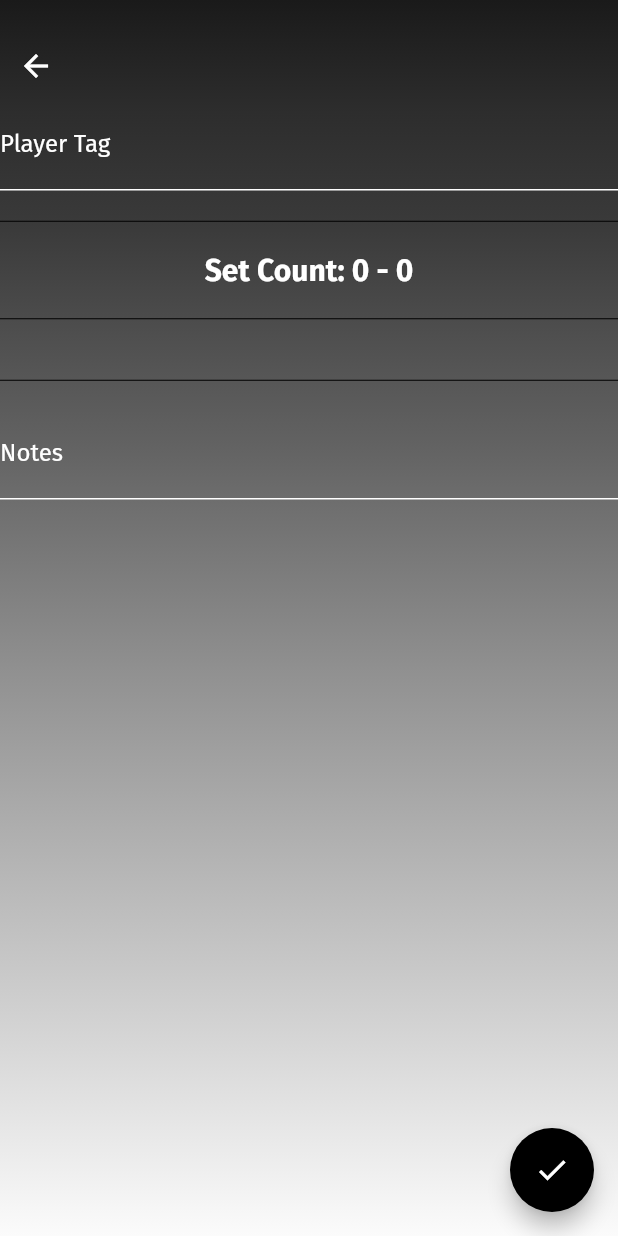
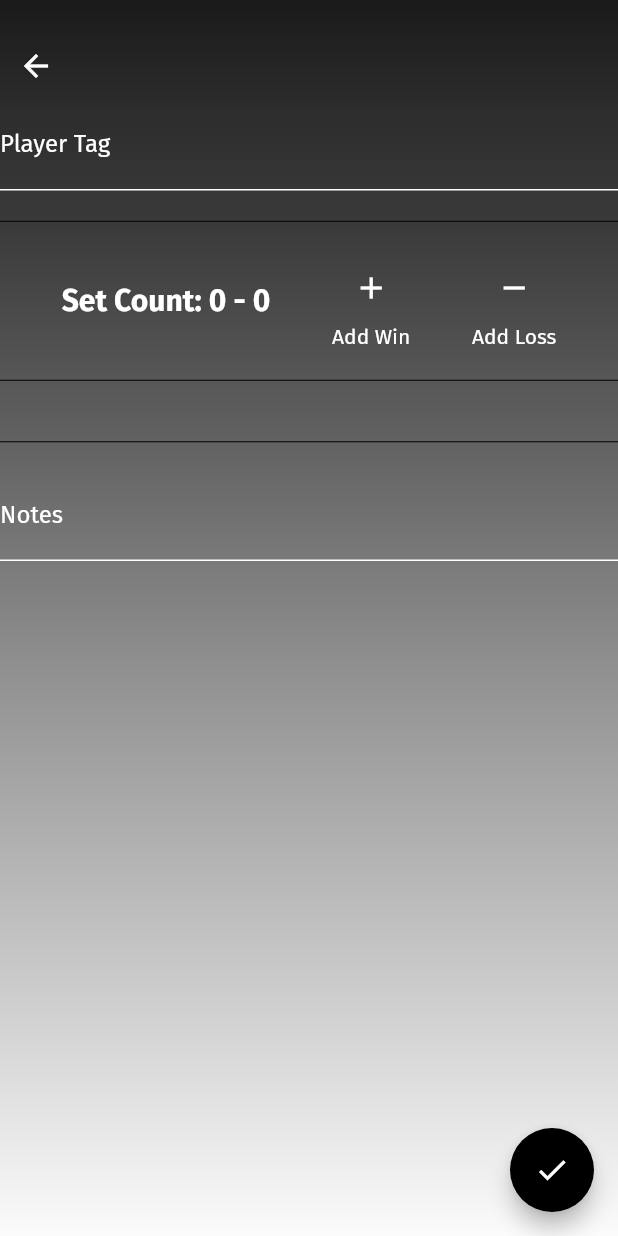
Before and after one commit to aking618/smash_app_v2, a Flutter app: the PlayerPage screen opened directly with empty values, after a tap on the "edit" icon, on a phone screen of 412 x 824 dp. Run offline on Flutter 3.47's test engine with Material 2 defaults, Android fonts, the light colour scheme and no system bars; our stand-ins replace cached_network_image, fluttertoast, google_fonts, sqflite; accounts and stored records are empty; statements that could not run were skipped.

Commit message:
PlayerCard : Fixed issues

```diff
--- a/lib/pages/player_page.dart
+++ b/lib/pages/player_page.dart
@@ -8,8 +8,10 @@ import 'package:smash_app/services/db.dart';
 import 'package:sqflite/sqflite.dart';
 
 class PlayerPage extends StatefulWidget {
-  final PlayerRecord playerRecord;
-  const PlayerPage({Key? key, required this.playerRecord}) : super(key: key);
+  PlayerRecord playerRecord;
+  Function onUpdate;
+  PlayerPage({Key? key, required this.playerRecord, required this.onUpdate})
+      : super(key: key);
 
   @override
   _PlayerPageState createState() => _PlayerPageState();
@@ -37,6 +39,7 @@ class _PlayerPageState extends State<PlayerPage> {
 
   Widget buildBody() {
     return Container(
+      child: SingleChildScrollView(
         child: Column(
           children: <Widget>[
             buildBackButton(),
@@ -48,6 +51,7 @@ class _PlayerPageState extends State<PlayerPage> {
             buildHorizontalDivider(),
             buildNotes(),
           ],
+        ),
       ),
     );
   }
@@ -102,24 +106,47 @@ class _PlayerPageState extends State<PlayerPage> {
     return Container(
       margin: EdgeInsets.only(top: 20),
       child: Row(
-        mainAxisAlignment: MainAxisAlignment.center,
+        mainAxisAlignment: MainAxisAlignment.spaceEvenly,
         children: <Widget>[
           Text(
-            "Set Count: ",
+            "Set Count: ${widget.playerRecord.wins} - ${widget.playerRecord.losses}",
             style: TextStyle(
               fontSize: 20,
               fontWeight: FontWeight.bold,
             ),
           ),
-          Text(
-            "${widget.playerRecord.wins} - ${widget.playerRecord.losses}",
-            style: TextStyle(
-              fontSize: 20,
-              fontWeight: FontWeight.bold,
-            ),
-          ),
+          buildAddIconButton(),
+          buildSubIconButton(),
         ],
       ),
+    );
+  }
+
+  Column buildSubIconButton() {
+    return Column(
+      children: <Widget>[
+        IconButton(
+          icon: Icon(Icons.remove),
+          onPressed: () async {
+            await updatePlayerLoss();
+          },
+        ),
+        Text("Add Loss"),
+      ],
+    );
+  }
+
+  Column buildAddIconButton() {
+    return Column(
+      children: <Widget>[
+        IconButton(
+          icon: Icon(Icons.add),
+          onPressed: () async {
+            await updatePlayerWin();
+          },
+        ),
+        Text("Add Win"),
+      ],
     );
   }
 
@@ -245,8 +272,51 @@ class _PlayerPageState extends State<PlayerPage> {
     Database db = await SmashAppDatabase().intializedDB();
     await SmashAppDatabase().updatePlayerRecord(db, updatedPlayerRecord);
 
+    widget.onUpdate(updatedPlayerRecord);
+
     setState(() {
       _isEditing = false;
+      widget.playerRecord = updatedPlayerRecord;
+    });
+  }
+
+  Future<void> updatePlayerLoss() async {
+    PlayerRecord updatedPlayerRecord = PlayerRecord(
+      playerTag: _playerTagController.text,
+      notes: _notesController.text,
+      characters: widget.playerRecord.characters,
+      wins: widget.playerRecord.wins,
+      losses: widget.playerRecord.losses + 1,
+      id: widget.playerRecord.id,
+    );
+    // get the database
+    Database db = await SmashAppDatabase().intializedDB();
+    await SmashAppDatabase().updatePlayerRecord(db, updatedPlayerRecord);
+
+    widget.onUpdate(updatedPlayerRecord);
+
+    setState(() {
+      widget.playerRecord = updatedPlayerRecord;
+    });
+  }
+
+  Future<void> updatePlayerWin() async {
+    PlayerRecord updatedPlayerRecord = PlayerRecord(
+      playerTag: _playerTagController.text,
+      notes: _notesController.text,
+      characters: widget.playerRecord.characters,
+      wins: widget.playerRecord.wins + 1,
+      losses: widget.playerRecord.losses,
+      id: widget.playerRecord.id,
+    );
+    // get the database
+    Database db = await SmashAppDatabase().intializedDB();
+    await SmashAppDatabase().updatePlayerRecord(db, updatedPlayerRecord);
+
+    widget.onUpdate(updatedPlayerRecord);
+
+    setState(() {
+      widget.playerRecord = updatedPlayerRecord;
     });
   }
 
@@ -256,7 +326,6 @@ class _PlayerPageState extends State<PlayerPage> {
       child: Scaffold(
         body: buildBody(),
         floatingActionButton: getFAB(),
-        resizeToAvoidBottomInset: true,
       ),
     );
   }
```
Also changed, not shown: lib/constants/player_card.dart (+12 -5 lines). Lines whose indentation alone changed are shown as unchanged.
